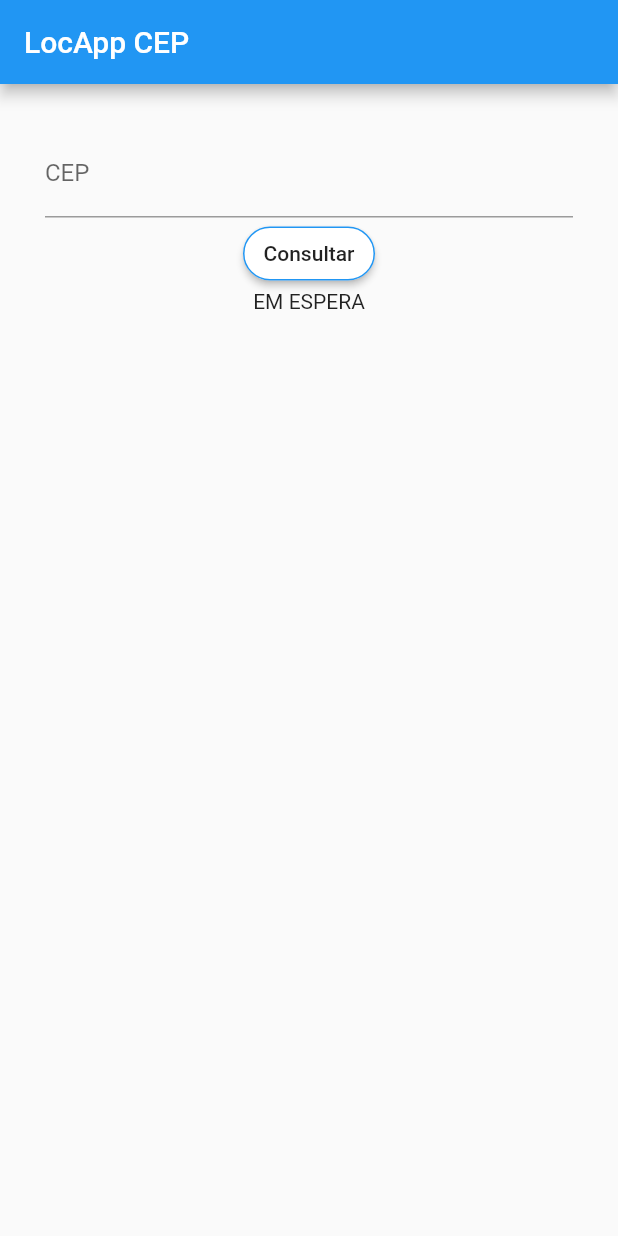
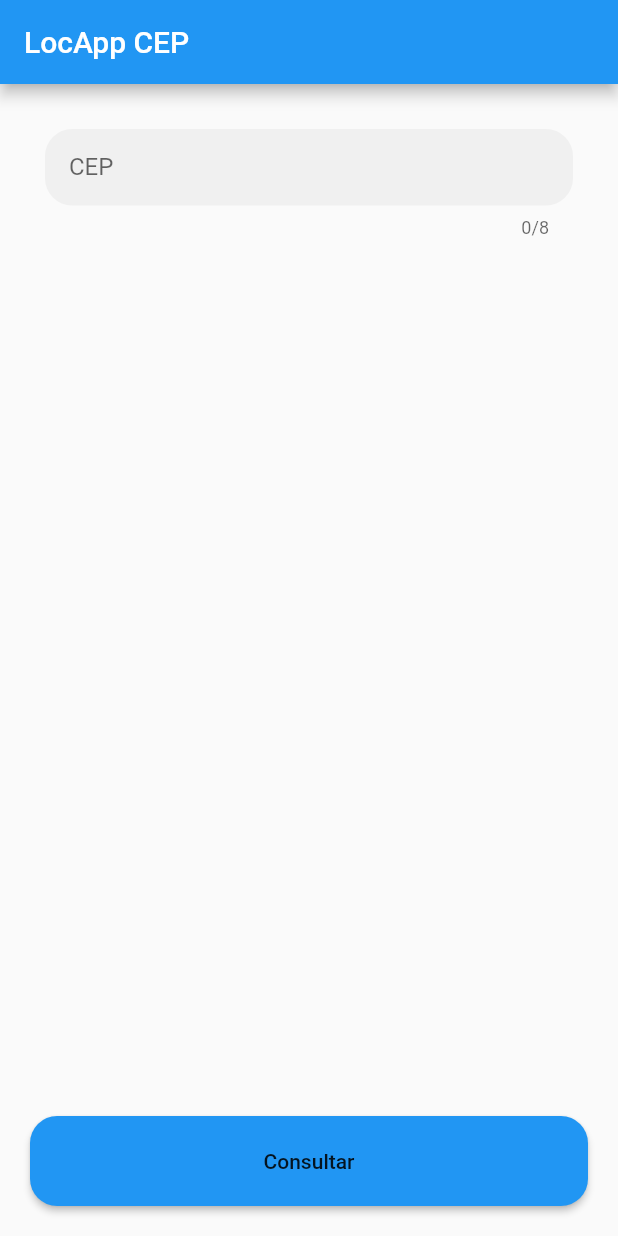
Before and after one commit to Ack3rm4an/locapp-cep, a Flutter app: the screen it shows after launch, on a phone screen of 412 x 824 dp. Run offline on Flutter 3.47's test engine with Material 2 defaults, Android fonts, the phone set to English and light mode, and no system bars.

Commit message:
Add files via upload

```diff
--- a/lib/main.dart
+++ b/lib/main.dart
@@ -1,4 +1,5 @@
 import 'package:flutter/material.dart';
+import 'package:flutter/services.dart';
 import 'package:http/http.dart' as http;
 import 'dart:convert';
 
@@ -12,7 +13,7 @@ class Home extends StatefulWidget {
 }
 
 class _HomeState extends State<Home> {
-  String resultado = "EM ESPERA";
+  String resultado = "";
 
   TextEditingController txtcep = TextEditingController();
 
@@ -50,30 +51,54 @@ class _HomeState extends State<Home> {
         title: Text("LocApp CEP"),
         backgroundColor: Colors.blue,
       ),
+      bottomNavigationBar: Stack(
+        children: [
+          new Container(
+            height: 100.0,
+          ),
+          Positioned(
+            left: 20.0,
+            right: 20.0,
+            top: 20.0,
+            bottom: 20.0,
+            child: new RaisedButton(
+                child: Text("Consultar"),
+                onPressed: buscacep,
+                shape: RoundedRectangleBorder(
+                  borderRadius: BorderRadius.circular(18.0),
+                ),
+                color: Colors.blue),
+          ),
+        ],
+      ),
       body: Container(
         padding: EdgeInsets.all(30),
         child: Center(
           child: Column(
             children: <Widget>[
               TextField(
+                maxLength: 8,
+                inputFormatters: [
+                  LengthLimitingTextInputFormatter(8),
+                ],
                 controller: txtcep,
                 keyboardType: TextInputType.number,
                 decoration: InputDecoration(
                   hintText: "05010000",
                   labelText: "CEP",
+                  border: OutlineInputBorder(
+                    borderRadius: BorderRadius.circular(18.0),
+                    borderSide: BorderSide(
+                      width: 0,
+                      style: BorderStyle.none,
+                    ),
+                  ),
+                  filled: true,
+                  contentPadding: EdgeInsets.all(16),
                 ),
                 style: TextStyle(fontSize: 16),
               ),
-              RaisedButton(
-                color: Colors.white,
-                padding: EdgeInsets.all(10.0),
-                child: Text("Consultar"),
-                onPressed: buscacep,
-                shape: RoundedRectangleBorder(
-                    borderRadius: BorderRadius.circular(18.0),
-                    side: BorderSide(color: Colors.blue)
-                ),
-              ),
+              Padding(padding: EdgeInsets.all(85)),
               Text(resultado)
             ],
           ),
--- a/pubspec.yaml
+++ b/pubspec.yaml
@@ -1,5 +1,5 @@
 name: locapp_cep
-description: A new Flutter application.
+description: Um simples app de consulta de CEP.
 
 # The following line prevents the package from being accidentally published to
 # pub.dev using `pub publish`. This is preferred for private packages.
@@ -15,7 +15,7 @@ publish_to: 'none' # Remove this line if you wish to publish to pub.dev
 # In iOS, build-name is used as CFBundleShortVersionString while build-number used as CFBundleVersion.
 # Read more about iOS versioning at
 # https://developer.apple.com/library/archive/documentation/General/Reference/InfoPlistKeyReference/Articles/CoreFoundationKeys.html
-version: 1.0.0+1
+version: 1.1.0+1
 
 environment:
   sdk: ">=2.7.0 <3.0.0"
```
Also changed, not shown: 2 other files.
